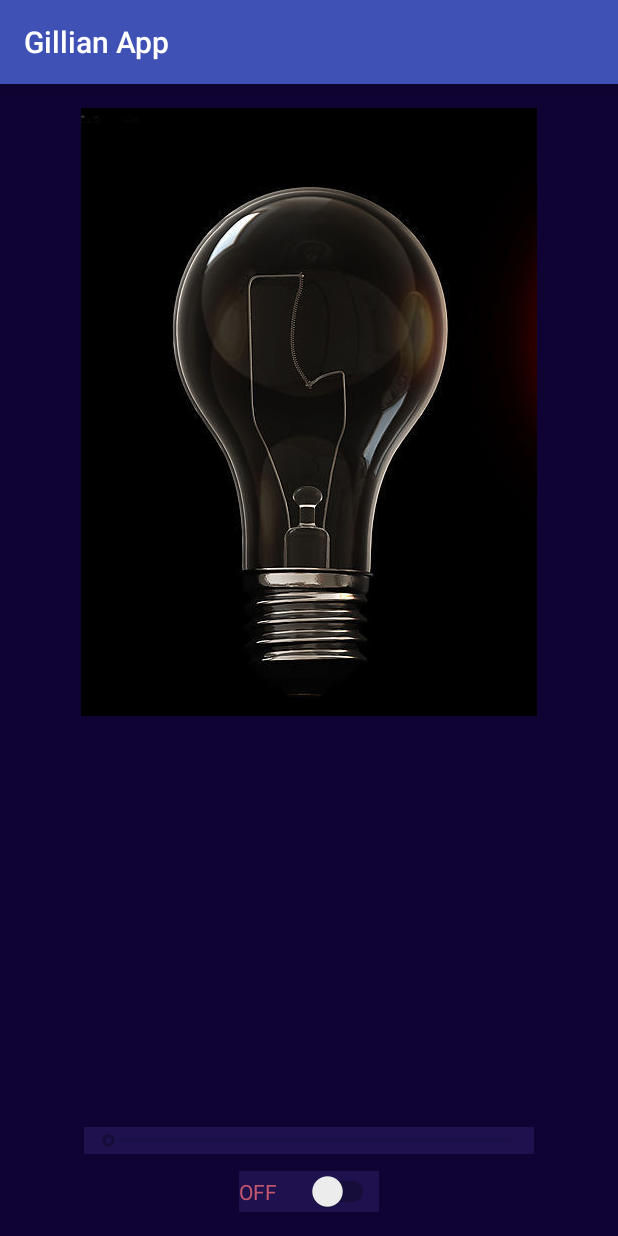
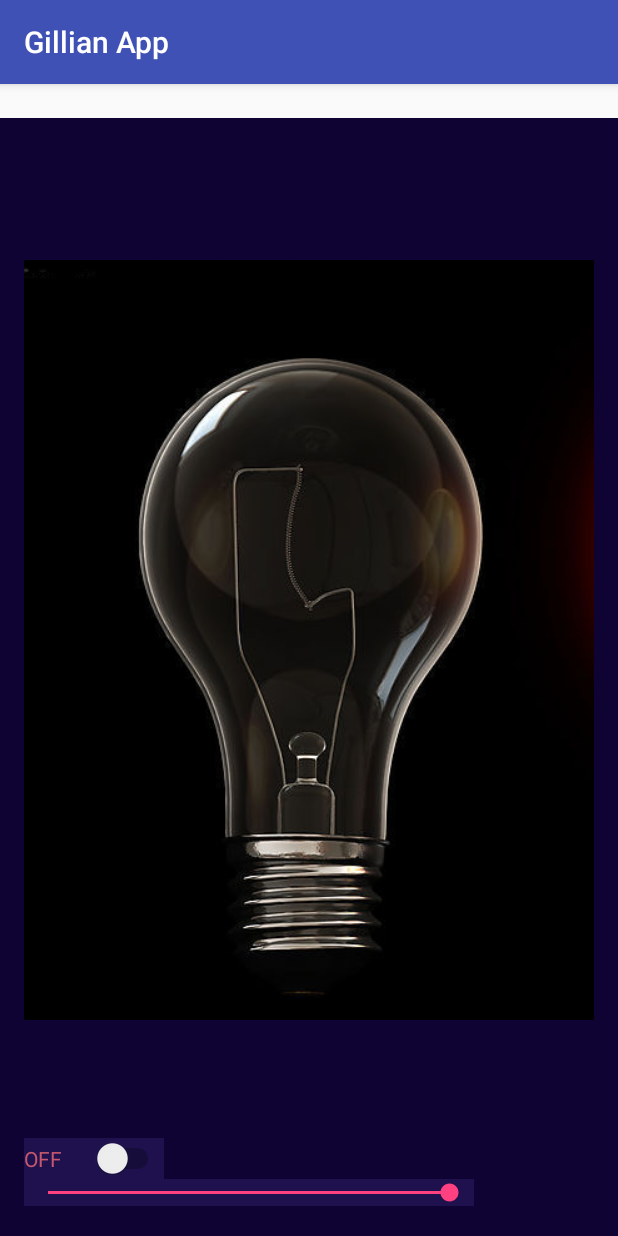
Before and after one commit to GillianY/Android_projects, an Android app: the screen it shows after launch (MainActivity), on a phone screen of 412 x 824 dp. Run offline under Robolectric (Android 15) with nearby library versions, the phone set to English and light mode, and no system bars.

Commit message:
M05 completed

```diff
--- a/M05_LightBulb/app/src/main/java/com/gmail/gina/m05_lightbulb/MainActivity.java
+++ b/M05_LightBulb/app/src/main/java/com/gmail/gina/m05_lightbulb/MainActivity.java
@@ -7,7 +7,7 @@
 
 public class MainActivity extends AppCompatActivity {
     ImageView img_on;
-    ImageView img_off;
+  //  ImageView img_off;
     SeekBar sk_bar ; //
     Switch switch1;
 
@@ -23,13 +23,11 @@
 
     private void initView() {
          img_on =(ImageView)findViewById(R.id.img_on);
-         img_off =(ImageView)findViewById(R.id.img_off);
          sk_bar =(SeekBar)findViewById(R.id.br_opacity) ; //
          switch1 =(Switch)findViewById(R.id.switch1);
 
-        sk_bar.setEnabled(false);
-       // img_on.
-        img_on.setVisibility(View.GONE); //View.GONE View.VISIBLE
+      //   sk_bar.setEnabled(false);
+        // img_on.setVisibility(View.INVISIBLE); //View.GONE View.VISIBLE
         // 0 = transparent and 1 = visible   alpha: so 0.5 is half way visible
 
 
@@ -37,22 +35,24 @@
     }
 
     private void initHandler() {
-
-
-
-        switch1.setOnClickListener(new View.OnClickListener() {
-            @Override
-            public void onClick(View v) {
-                img_on.setVisibility(View.VISIBLE);
-                sk_bar.setEnabled(true);
+       // power.setOnCheckedChangeListener
+        switch1.setOnCheckedChangeListener(new CompoundButton.OnCheckedChangeListener() {
+             @Override
+             public void onCheckedChanged(CompoundButton buttonView, boolean isChecked) {
+                 sk_bar.setEnabled(isChecked);
+                 img_on.setVisibility(isChecked? View.VISIBLE: View.INVISIBLE);
 
             }
         });
+
+
         sk_bar.setOnSeekBarChangeListener( new SeekBar.OnSeekBarChangeListener(){
             @Override
-            public void onProgressChanged(SeekBar seekBar, int progress, boolean fromUser) {
+                 public void onProgressChanged(SeekBar seekBar, int progress, boolean fromUser) {
+                    float pro =  progress/(float)sk_bar.getMax();
+                img_on.setAlpha(pro);
 
-            }
+                  }
 
                     @Override
                     public void onStartTrackingTouch(SeekBar seekBar) {
--- a/M05_LightBulb/app/src/main/res/layout/activity_main.xml
+++ b/M05_LightBulb/app/src/main/res/layout/activity_main.xml
@@ -1,41 +1,56 @@
 <?xml version="1.0" encoding="utf-8"?>
-<RelativeLayout xmlns:android="http://schemas.android.com/apk/res/android"
+<LinearLayout xmlns:android="http://schemas.android.com/apk/res/android"
     xmlns:app="http://schemas.android.com/apk/res-auto"
     xmlns:tools="http://schemas.android.com/tools"
     android:id="@+id/activity_main"
     android:layout_width="match_parent"
     android:layout_height="match_parent"
+    android:orientation="vertical"
     android:paddingBottom="@dimen/activity_vertical_margin"
     android:paddingLeft="@dimen/activity_horizontal_margin"
     android:paddingRight="@dimen/activity_horizontal_margin"
-    android:paddingTop="@dimen/activity_vertical_margin"
     android:background="#0f0333"
-    tools:context="com.gmail.gina.m05_lightbulb.MainActivity">
-
+    android:layout_marginTop="15dp"
+    tools:context="com.gmail.gina.m05_lightbulb.MainActivity"
+    android:layout_gravity="center"
+    >
+    <RelativeLayout
+        android:orientation="vertical"
+        android:layout_width="wrap_content"
+        android:layout_height="wrap_content"
+        android:layout_alignParentTop="true"
+        android:layout_alignEnd="@+id/switch1"
+        android:layout_marginTop="15dp"
+        android:layout_weight="1"
+        >
 
     <ImageView
-        android:layout_width="wrap_content"
-        android:layout_height="wrap_content"
+        android:layout_width="match_parent"
+        android:layout_height="match_parent"
         app:srcCompat="@mipmap/lightbulb_off"
         android:id="@+id/img_off"
         android:layout_alignParentTop="true"
         android:layout_centerHorizontal="true"
          />
     <ImageView
-        android:layout_width="wrap_content"
-        android:layout_height="wrap_content"
+        android:layout_width="match_parent"
+        android:layout_height="match_parent"
         app:srcCompat="@mipmap/lightbulb_on"
         android:id="@+id/img_on"
         android:layout_alignParentTop="true"
-        android:layout_centerHorizontal="true" />
+        android:layout_centerHorizontal="true"
+        android:visibility="invisible"
+
+        android:alpha="100"
+        />
+    </RelativeLayout>
 
     <Switch
         android:text="OFF"
         android:layout_width="wrap_content"
         android:layout_height="wrap_content"
         android:id="@+id/switch1"
-        android:layout_alignParentBottom="true"
-        android:layout_centerHorizontal="true"
+
         android:checked="false"
         android:scrollbars="horizontal"
         android:background="#c1231658"
@@ -47,12 +62,12 @@
         android:layout_height="wrap_content"
         android:id="@+id/br_opacity"
         android:layout_above="@+id/switch1"
-        android:layout_centerHorizontal="true"
         android:layout_marginBottom="11dp"
         android:background="#c1231658"
         android:max="100"
+        android:progress="100"
+        android:enabled="false"
         />
 
 
-
-</RelativeLayout>
+</LinearLayout>
```
Also changed, not shown: 1 other file.
